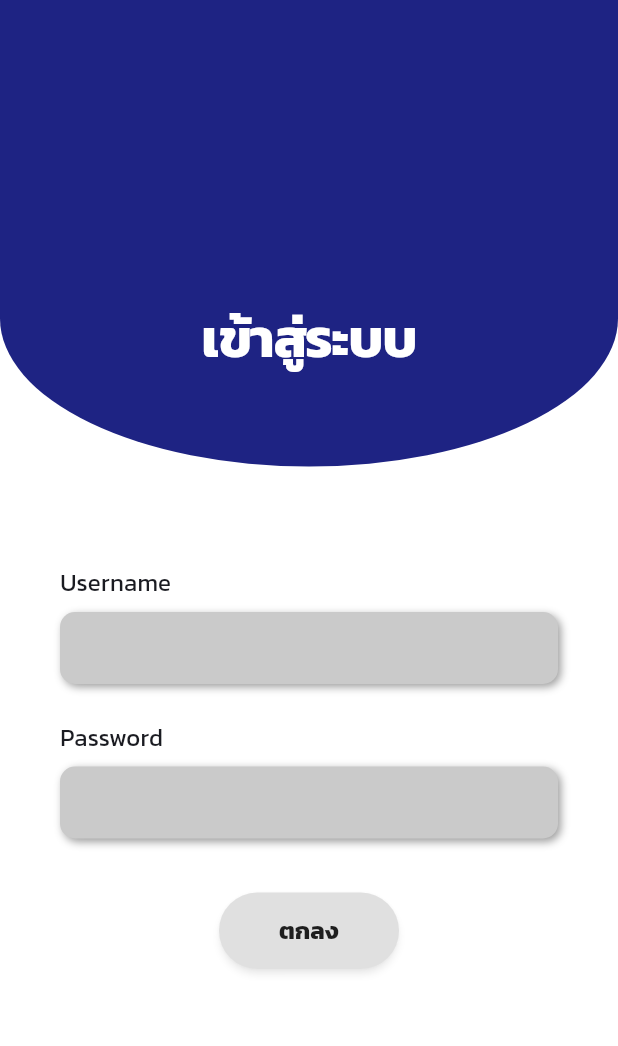
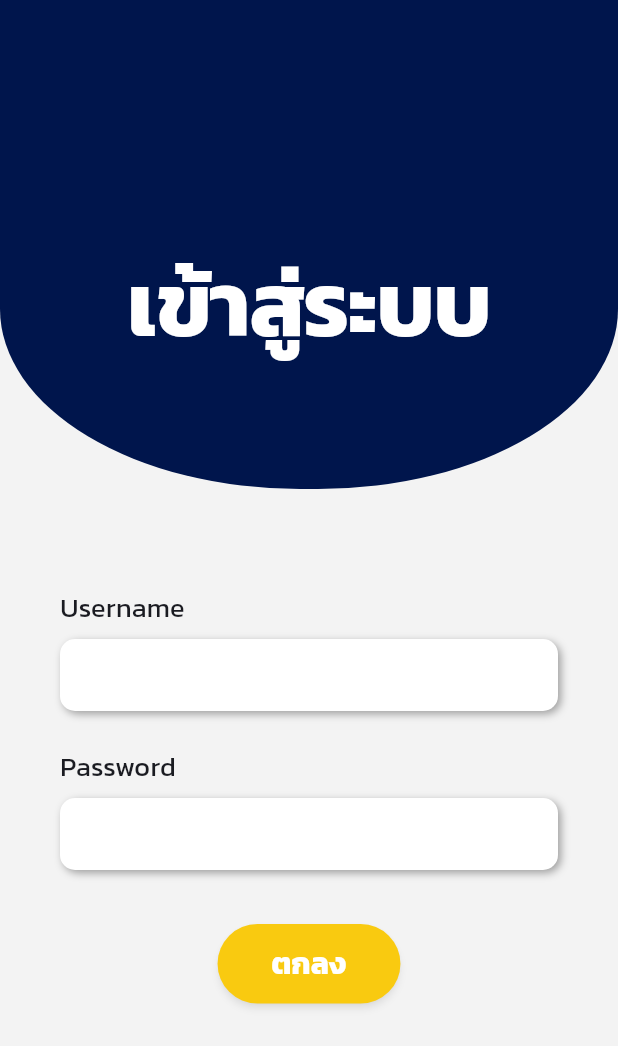
Before and after one commit to TanawanUr/class_attendance_management_system, a Flutter app: the screen it shows after launch, on a phone screen of 412 x 824 dp. Shown: the top 1046 px of the screen. Run offline on Flutter 3.47's test engine with Material 3 defaults, Android fonts, the phone set to English and light mode, and no system bars; our stand-ins replace auto_size_text.

Commit message:
change UI

```diff
--- a/lib/screens/login_screen.dart
+++ b/lib/screens/login_screen.dart
@@ -29,7 +29,8 @@ class _LoginScreenState extends State<LoginScreen> {
   @override
   Widget build(BuildContext context) {
     return Scaffold(
-        body: SingleChildScrollView(
+      backgroundColor: Color(0xffF3F3F3),
+      body: SingleChildScrollView(
       child: Column(
         mainAxisAlignment: MainAxisAlignment.center,
         children: [
@@ -37,24 +38,21 @@ class _LoginScreenState extends State<LoginScreen> {
             decoration: BoxDecoration(
               shape: BoxShape.rectangle,
               borderRadius: BorderRadius.vertical(
-                bottom: Radius.elliptical(250, 120),
+                bottom: Radius.elliptical(200, 120),
               ),
-              color: Color(0xff1E2383),
+              color: Color(0xff00154C),
             ),
             child: Padding(
-              padding: EdgeInsets.only(top: 180, bottom: 60),
+              padding: EdgeInsets.only(top: 160, bottom: 80),
               child: Center(
                 child: Column(
                   children: [
-                    SizedBox(
-                      height: 20,
-                    ),
                     Text(
                       'เข้าสู่ระบบ',
                       textAlign: TextAlign.center,
                       style: TextStyle(
                           color: Colors.white,
-                          fontSize: 36,
+                          fontSize: 60,
                           fontWeight: FontWeight.bold,
                           letterSpacing: -0.5),
                     ),
@@ -71,12 +69,12 @@ class _LoginScreenState extends State<LoginScreen> {
               children: [
                 Text(
                   'Username',
-                  style: TextStyle(fontSize: 16),
+                  style: TextStyle(fontSize: 18),
                 ),
                 SizedBox(height: 8),
                 Container(
                   decoration: BoxDecoration(
-                    color: Color.fromARGB(255, 202, 202, 202),
+                    color: Colors.white,
                     borderRadius: BorderRadius.circular(10),
                     boxShadow: [
                       BoxShadow(
@@ -97,12 +95,12 @@ class _LoginScreenState extends State<LoginScreen> {
                 SizedBox(height: 24),
                 Text(
                   'Password',
-                  style: TextStyle(fontSize: 16),
+                  style: TextStyle(fontSize: 18),
                 ),
                 SizedBox(height: 8),
                 Container(
                   decoration: BoxDecoration(
-                    color: Color.fromARGB(255, 202, 202, 202),
+                    color: Colors.white,
                     borderRadius: BorderRadius.circular(10),
                     boxShadow: [
                       BoxShadow(
@@ -131,20 +129,20 @@ class _LoginScreenState extends State<LoginScreen> {
               : ElevatedButton(
                   onPressed: _login,
                   style: ElevatedButton.styleFrom(
-                    backgroundColor: Colors.grey[300],
+                    backgroundColor: Color(0xffF9CA10),
                     elevation: 2,
                     shadowColor: Colors.black38,
                     shape: RoundedRectangleBorder(
                       borderRadius: BorderRadius.circular(30), // slightly more rounded
                     ),
-                    padding: EdgeInsets.symmetric(horizontal: 40, vertical: 14), // a bit larger
+                    padding: EdgeInsets.symmetric(horizontal: 36, vertical: 12), // a bit larger
                   ),
                   child: Text(
                     'ตกลง',
                     style: TextStyle(
-                      color: Colors.black87,
-                      fontSize: 16,
-                      fontWeight: FontWeight.bold,
+                      color: Colors.white,
+                      fontSize: 20,
+                      fontWeight: FontWeight.w700
                     ),
                   ),
                 ),
```
